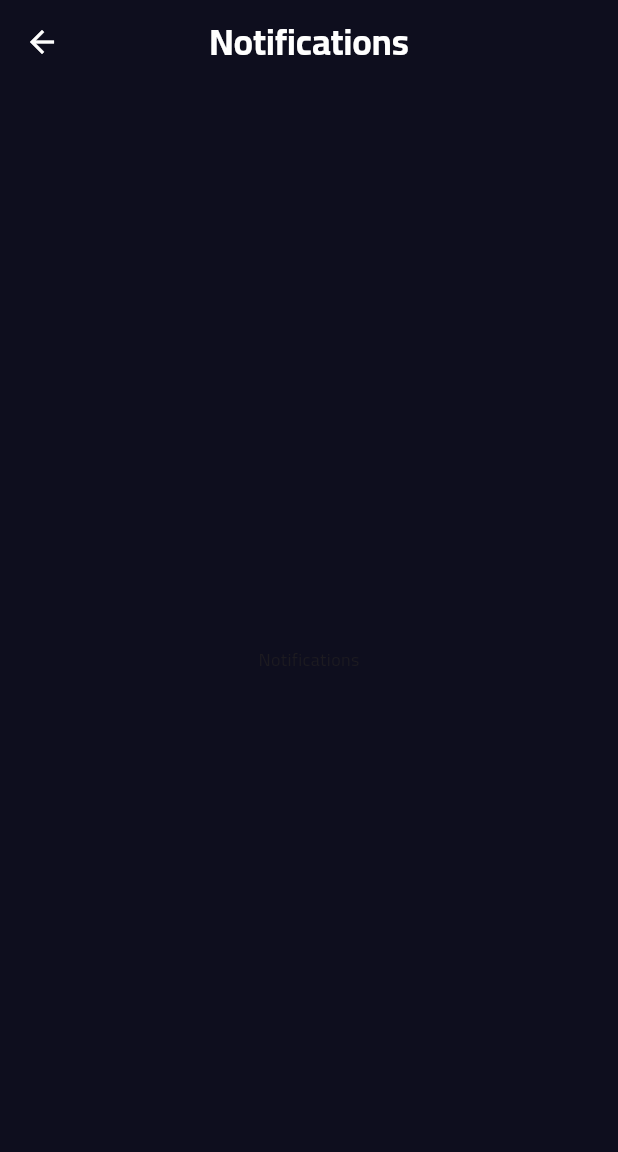
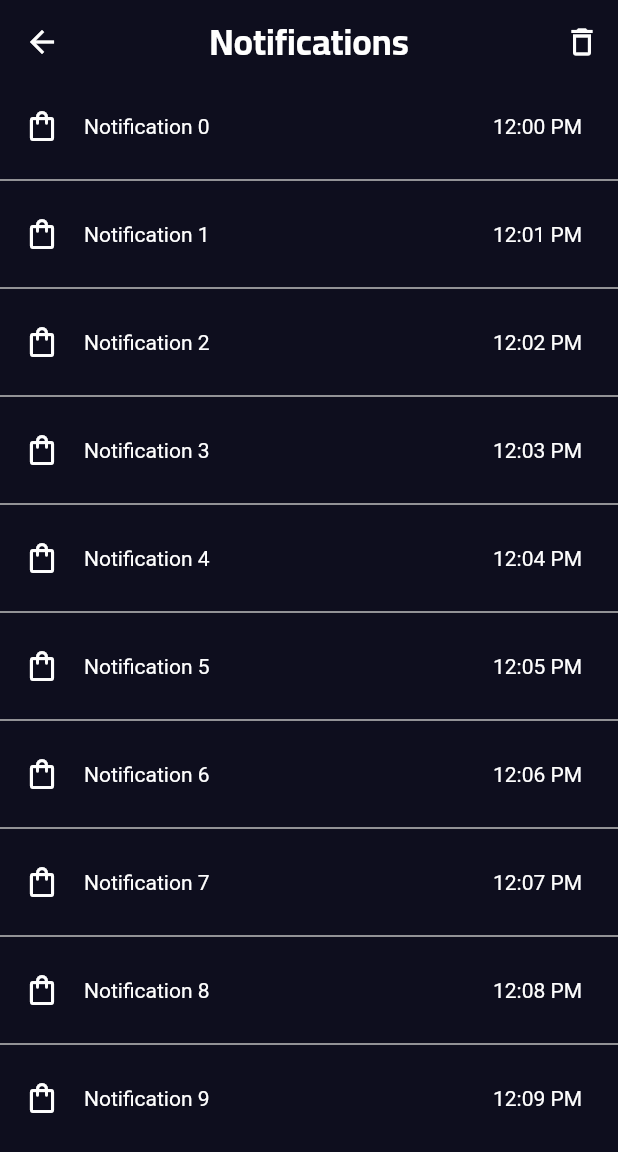
Before and after one commit to bensaltanahassan/restaurant_mobile, a Flutter app: the NotificationsPage screen opened directly, on a phone screen of 412 x 824 dp. Shown: the top 1152 px of the screen. Run offline on Flutter 3.47's test engine with Material 3 defaults, Android fonts, the phone set to English and light mode, and no system bars; our stand-ins replace carousel_slider, convex_bottom_bar, dartz, dio, firebase_core, geolocator and 6 more; accounts and stored records are empty; project files that could hold a hidden picture were left out.

Commit message:
add notification page ui

```diff
--- a/lib/routes.dart
+++ b/lib/routes.dart
@@ -47,8 +47,7 @@ class AppRouter {
     GetPage(name: AppRoutes.orderdetails, page: () => const OrderDetailsPage()),
     GetPage(name: AppRoutes.paymentPage, page: () => const PaymentPage()),
     GetPage(
-        name: AppRoutes.notifications,
-        page: () => const NotificationsPahe.NotificationsPage()),
+        name: AppRoutes.notifications, page: () => const NotificationsPage()),
     GetPage(
         name: AppRoutes.productdetail, page: () => const ProductDetailsPage()),
   ];
--- a/lib/view/pages/notifications/notifications_page.dart
+++ b/lib/view/pages/notifications/notifications_page.dart
@@ -9,6 +9,15 @@ class NotificationsPage extends StatelessWidget {
     return Scaffold(
       appBar: AppBar(
         title: const Text('Notifications'),
+        actions: [
+          IconButton(
+            onPressed: () {},
+            icon: const Icon(
+              Icons.delete_outline,
+              color: AppColors.whiteColor,
+            ),
+          ),
+        ],
         leading: IconButton(
           icon: const Icon(
             Icons.arrow_back,
@@ -19,8 +28,22 @@ class NotificationsPage extends StatelessWidget {
           },
         ),
       ),
-      body: const Center(
-        child: Text('Notifications'),
+      body: ListView.separated(
+        itemCount: 10,
+        separatorBuilder: (BuildContext context, int index) {
+          return const Divider(
+            color: AppColors.greyColor,
+          );
+        },
+        itemBuilder: (BuildContext context, int index) {
+          return ListTile(
+            //disable shape
+            shape: const RoundedRectangleBorder(),
+            leading: const Icon(Icons.shopping_bag_outlined),
+            title: Text('Notification $index'),
+            trailing: Text("12:0$index PM"),
+          );
+        },
       ),
     );
   }
```
